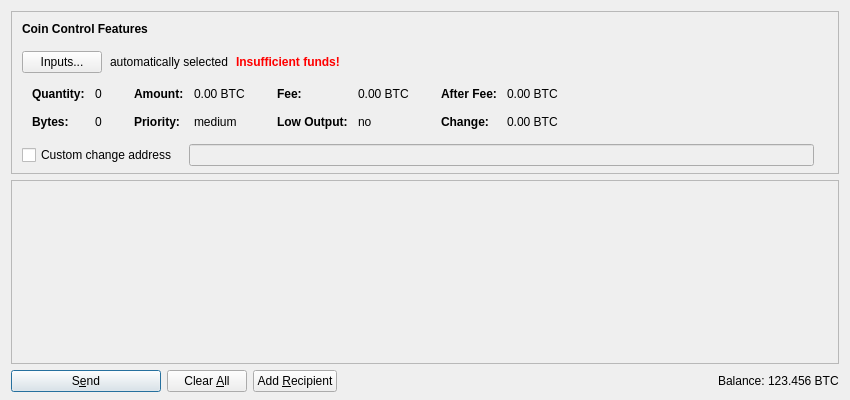
Old version of the form src/qt/forms/sendcoinsdialog.ui in the repository chadinu/coinasta.
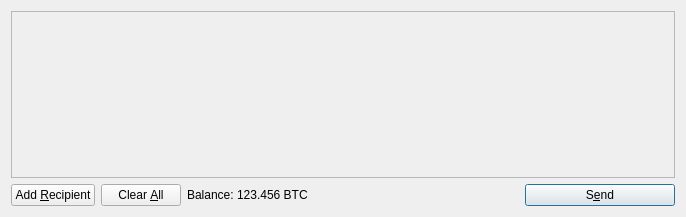
New version of the form. Icons and pictures are not drawn. Custom widgets are drawn as their Qt base class.

```diff
--- a/src/qt/forms/sendcoinsdialog.ui
+++ b/src/qt/forms/sendcoinsdialog.ui
@@ -6,603 +6,14 @@
    <rect>
     <x>0</x>
     <y>0</y>
-    <width>850</width>
-    <height>400</height>
+    <width>686</width>
+    <height>217</height>
    </rect>
   </property>
   <property name="windowTitle">
    <string>Send Coins</string>
   </property>
-  <layout class="QVBoxLayout" name="verticalLayout" stretch="0,1,0">
-   <property name="bottomMargin">
-    <number>8</number>
-   </property>
-   <item>
-    <widget class="QFrame" name="frameCoinControl">
-     <property name="sizePolicy">
-      <sizepolicy hsizetype="Expanding" vsizetype="Expanding">
-       <horstretch>0</horstretch>
-       <verstretch>0</verstretch>
-      </sizepolicy>
-     </property>
-     <property name="maximumSize">
-      <size>
-       <width>16777215</width>
-       <height>16777215</height>
-      </size>
-     </property>
-     <property name="frameShape">
-      <enum>QFrame::StyledPanel</enum>
-     </property>
-     <property name="frameShadow">
-      <enum>QFrame::Sunken</enum>
-     </property>
-     <layout class="QVBoxLayout" name="verticalLayoutCoinControl2">
-      <property name="spacing">
-       <number>0</number>
-      </property>
-      <property name="leftMargin">
-       <number>0</number>
-      </property>
-      <property name="topMargin">
-       <number>0</number>
-      </property>
-      <property name="rightMargin">
-       <number>0</number>
-      </property>
-      <property name="bottomMargin">
-       <number>6</number>
-      </property>
-      <item>
-       <layout class="QVBoxLayout" name="verticalLayoutCoinControl" stretch="0,0,0,0,1">
-        <property name="spacing">
-         <number>0</number>
-        </property>
-        <property name="leftMargin">
-         <number>10</number>
-        </property>
-        <property name="topMargin">
-         <number>10</number>
-        </property>
-        <item>
-         <layout class="QHBoxLayout" name="horizontalLayoutCoinControl1">
-          <property name="bottomMargin">
-           <number>15</number>
-          </property>
-          <item>
-           <widget class="QLabel" name="labelCoinControlFeatures">
-            <property name="sizePolicy">
-             <sizepolicy hsizetype="Preferred" vsizetype="Maximum">
-              <horstretch>0</horstretch>
-              <verstretch>0</verstretch>
-             </sizepolicy>
-            </property>
-            <property name="font">
-             <font>
-              <weight>75</weight>
-              <bold>true</bold>
-             </font>
-            </property>
-            <property name="styleSheet">
-             <string notr="true">font-weight:bold;</string>
-            </property>
-            <property name="text">
-             <string>Coin Control Features</string>
-            </property>
-           </widget>
-          </item>
-         </layout>
-        </item>
-        <item>
-         <layout class="QHBoxLayout" name="horizontalLayoutCoinControl2" stretch="0,0,0,0">
-          <property name="spacing">
-           <number>8</number>
-          </property>
-          <property name="bottomMargin">
-           <number>10</number>
-          </property>
-          <item>
-           <widget class="QPushButton" name="pushButtonCoinControl">
-            <property name="styleSheet">
-             <string notr="true"/>
-            </property>
-            <property name="text">
-             <string>Inputs...</string>
-            </property>
-           </widget>
-          </item>
-          <item>
-           <widget class="QLabel" name="labelCoinControlAutomaticallySelected">
-            <property name="text">
-             <string>automatically selected</string>
-            </property>
-            <property name="margin">
-             <number>5</number>
-            </property>
-           </widget>
-          </item>
-          <item>
-           <widget class="QLabel" name="labelCoinControlInsuffFunds">
-            <property name="font">
-             <font>
-              <weight>75</weight>
-              <bold>true</bold>
-             </font>
-            </property>
-            <property name="styleSheet">
-             <string notr="true">color:red;font-weight:bold;</string>
-            </property>
-            <property name="text">
-             <string>Insufficient funds!</string>
-            </property>
-            <property name="margin">
-             <number>5</number>
-            </property>
-           </widget>
-          </item>
-          <item>
-           <spacer name="horizontalSpacerCoinControl">
-            <property name="orientation">
-             <enum>Qt::Horizontal</enum>
-            </property>
-            <property name="sizeHint" stdset="0">
-             <size>
-              <width>40</width>
-              <height>1</height>
-             </size>
-            </property>
-           </spacer>
-          </item>
-         </layout>
-        </item>
-        <item>
-         <widget class="QWidget" name="widgetCoinControl" native="true">
-          <property name="sizePolicy">
-           <sizepolicy hsizetype="Preferred" vsizetype="Preferred">
-            <horstretch>0</horstretch>
-            <verstretch>0</verstretch>
-           </sizepolicy>
-          </property>
-          <property name="minimumSize">
-           <size>
-            <width>0</width>
-            <height>0</height>
-           </size>
-          </property>
-          <property name="styleSheet">
-           <string notr="true"/>
-          </property>
-          <layout class="QHBoxLayout" name="horizontalLayoutCoinControl5">
-           <property name="leftMargin">
-            <number>0</number>
-           </property>
-           <property name="topMargin">
-            <number>0</number>
-           </property>
-           <property name="rightMargin">
-            <number>0</number>
-           </property>
-           <property name="bottomMargin">
-            <number>0</number>
-           </property>
-           <item>
-            <layout class="QHBoxLayout" name="horizontalLayoutCoinControl3" stretch="0,0,0,1">
-             <property name="spacing">
-              <number>20</number>
-             </property>
-             <property name="topMargin">
-              <number>0</number>
-             </property>
-             <property name="bottomMargin">
-              <number>10</number>
-             </property>
-             <item>
-              <layout class="QFormLayout" name="formLayoutCoinControl1">
-               <property name="horizontalSpacing">
-                <number>10</number>
-               </property>
-               <property name="verticalSpacing">
-                <number>14</number>
-               </property>
-               <property name="leftMargin">
-                <number>10</number>
-               </property>
-               <property name="topMargin">
-                <number>4</number>
-               </property>
-               <property name="rightMargin">
-                <number>6</number>
-               </property>
-               <item row="0" column="0">
-                <widget class="QLabel" name="labelCoinControlQuantityText">
-                 <property name="font">
-                  <font>
-                   <weight>75</weight>
-                   <bold>true</bold>
-                  </font>
-                 </property>
-                 <property name="text">
-                  <string>Quantity:</string>
-                 </property>
-                 <property name="margin">
-                  <number>0</number>
-                 </property>
-                </widget>
-               </item>
-               <item row="0" column="1">
-                <widget class="QLabel" name="labelCoinControlQuantity">
-                 <property name="cursor">
-                  <cursorShape>IBeamCursor</cursorShape>
-                 </property>
-                 <property name="contextMenuPolicy">
-                  <enum>Qt::ActionsContextMenu</enum>
-                 </property>
-                 <property name="text">
-                  <string notr="true">0</string>
-                 </property>
-                 <property name="margin">
-                  <number>0</number>
-                 </property>
-                 <property name="textInteractionFlags">
-                  <set>Qt::LinksAccessibleByMouse|Qt::TextSelectableByKeyboard|Qt::TextSelectableByMouse</set>
-                 </property>
-                </widget>
-               </item>
-               <item row="1" column="0">
-                <widget class="QLabel" name="labelCoinControlBytesText">
-                 <property name="font">
-                  <font>
-                   <weight>75</weight>
-                   <bold>true</bold>
-                  </font>
-                 </property>
-                 <property name="text">
-                  <string>Bytes:</string>
-                 </property>
-                </widget>
-               </item>
-               <item row="1" column="1">
-                <widget class="QLabel" name="labelCoinControlBytes">
-                 <property name="cursor">
-                  <cursorShape>IBeamCursor</cursorShape>
-                 </property>
-                 <property name="contextMenuPolicy">
-                  <enum>Qt::ActionsContextMenu</enum>
-                 </property>
-                 <property name="text">
-                  <string notr="true">0</string>
-                 </property>
-                 <property name="textInteractionFlags">
-                  <set>Qt::LinksAccessibleByMouse|Qt::TextSelectableByKeyboard|Qt::TextSelectableByMouse</set>
-                 </property>
-                </widget>
-               </item>
-              </layout>
-             </item>
-             <item>
-              <layout class="QFormLayout" name="formLayoutCoinControl2">
-               <property name="horizontalSpacing">
-                <number>10</number>
-               </property>
-               <property name="verticalSpacing">
-                <number>14</number>
-               </property>
-               <property name="leftMargin">
-                <number>6</number>
-               </property>
-               <property name="topMargin">
-                <number>4</number>
-               </property>
-               <property name="rightMargin">
-                <number>6</number>
-               </property>
-               <item row="0" column="0">
-                <widget class="QLabel" name="labelCoinControlAmountText">
-                 <property name="font">
-                  <font>
-                   <weight>75</weight>
-                   <bold>true</bold>
-                  </font>
-                 </property>
-                 <property name="text">
-                  <string>Amount:</string>
-                 </property>
-                 <property name="margin">
-                  <number>0</number>
-                 </property>
-                </widget>
-               </item>
-               <item row="0" column="1">
-                <widget class="QLabel" name="labelCoinControlAmount">
-                 <property name="cursor">
-                  <cursorShape>IBeamCursor</cursorShape>
-                 </property>
-                 <property name="contextMenuPolicy">
-                  <enum>Qt::ActionsContextMenu</enum>
-                 </property>
-                 <property name="text">
-                  <string notr="true">0.00 BTC</string>
-                 </property>
-                 <property name="textInteractionFlags">
-                  <set>Qt::LinksAccessibleByMouse|Qt::TextSelectableByKeyboard|Qt::TextSelectableByMouse</set>
-                 </property>
-                </widget>
-               </item>
-               <item row="1" column="0">
-                <widget class="QLabel" name="labelCoinControlPriorityText">
-                 <property name="font">
-                  <font>
-                   <weight>75</weight>
-                   <bold>true</bold>
-                  </font>
-                 </property>
-                 <property name="text">
-                  <string>Priority:</string>
-                 </property>
-                </widget>
-               </item>
-               <item row="1" column="1">
-                <widget class="QLabel" name="labelCoinControlPriority">
-                 <property name="cursor">
-                  <cursorShape>IBeamCursor</cursorShape>
-                 </property>
-                 <property name="contextMenuPolicy">
-                  <enum>Qt::ActionsContextMenu</enum>
-                 </property>
-                 <property name="text">
-                  <string notr="true">medium</string>
-                 </property>
-                 <property name="textInteractionFlags">
-                  <set>Qt::LinksAccessibleByMouse|Qt::TextSelectableByKeyboard|Qt::TextSelectableByMouse</set>
-                 </property>
-                </widget>
-               </item>
-              </layout>
-             </item>
-             <item>
-              <layout class="QFormLayout" name="formLayoutCoinControl3">
-               <property name="horizontalSpacing">
-                <number>10</number>
-               </property>
-               <property name="verticalSpacing">
-                <number>14</number>
-               </property>
-               <property name="leftMargin">
-                <number>6</number>
-               </property>
-               <property name="topMargin">
-                <number>4</number>
-               </property>
-               <property name="rightMargin">
-                <number>6</number>
-               </property>
-               <item row="0" column="0">
-                <widget class="QLabel" name="labelCoinControlFeeText">
-                 <property name="font">
-                  <font>
-                   <weight>75</weight>
-                   <bold>true</bold>
-                  </font>
-                 </property>
-                 <property name="text">
-                  <string>Fee:</string>
-                 </property>
-                 <property name="margin">
-                  <number>0</number>
-                 </property>
-                </widget>
-               </item>
-               <item row="0" column="1">
-                <widget class="QLabel" name="labelCoinControlFee">
-                 <property name="cursor">
-                  <cursorShape>IBeamCursor</cursorShape>
-                 </property>
-                 <property name="contextMenuPolicy">
-                  <enum>Qt::ActionsContextMenu</enum>
-                 </property>
-                 <property name="text">
-                  <string notr="true">0.00 BTC</string>
-                 </property>
-                 <property name="textInteractionFlags">
-                  <set>Qt::LinksAccessibleByMouse|Qt::TextSelectableByKeyboard|Qt::TextSelectableByMouse</set>
-                 </property>
-                </widget>
-               </item>
-               <item row="1" column="0">
-                <widget class="QLabel" name="labelCoinControlLowOutputText">
-                 <property name="font">
-                  <font>
-                   <weight>75</weight>
-                   <bold>true</bold>
-                  </font>
-                 </property>
-                 <property name="text">
-                  <string>Low Output:</string>
-                 </property>
-                </widget>
-               </item>
-               <item row="1" column="1">
-                <widget class="QLabel" name="labelCoinControlLowOutput">
-                 <property name="cursor">
-                  <cursorShape>IBeamCursor</cursorShape>
-                 </property>
-                 <property name="contextMenuPolicy">
-                  <enum>Qt::ActionsContextMenu</enum>
-                 </property>
-                 <property name="text">
-                  <string notr="true">no</string>
-                 </property>
-                 <property name="textInteractionFlags">
-                  <set>Qt::LinksAccessibleByMouse|Qt::TextSelectableByKeyboard|Qt::TextSelectableByMouse</set>
-                 </property>
-                </widget>
-               </item>
-              </layout>
-             </item>
-             <item>
-              <layout class="QFormLayout" name="formLayoutCoinControl4">
-               <property name="horizontalSpacing">
-                <number>10</number>
-               </property>
-               <property name="verticalSpacing">
-                <number>14</number>
-               </property>
-               <property name="leftMargin">
-                <number>6</number>
-               </property>
-               <property name="topMargin">
-                <number>4</number>
-               </property>
-               <property name="rightMargin">
-                <number>6</number>
-               </property>
-               <item row="0" column="0">
-                <widget class="QLabel" name="labelCoinControlAfterFeeText">
-                 <property name="font">
-                  <font>
-                   <weight>75</weight>
-                   <bold>true</bold>
-                  </font>
-                 </property>
-                 <property name="text">
-                  <string>After Fee:</string>
-                 </property>
-                 <property name="margin">
-                  <number>0</number>
-                 </property>
-                </widget>
-               </item>
-               <item row="0" column="1">
-                <widget class="QLabel" name="labelCoinControlAfterFee">
-                 <property name="cursor">
-                  <cursorShape>IBeamCursor</cursorShape>
-                 </property>
-                 <property name="contextMenuPolicy">
-                  <enum>Qt::ActionsContextMenu</enum>
-                 </property>
-                 <property name="text">
-                  <string notr="true">0.00 BTC</string>
-                 </property>
-                 <property name="textInteractionFlags">
-                  <set>Qt::LinksAccessibleByMouse|Qt::TextSelectableByKeyboard|Qt::TextSelectableByMouse</set>
-                 </property>
-                </widget>
-               </item>
-               <item row="1" column="0">
-                <widget class="QLabel" name="labelCoinControlChangeText">
-                 <property name="font">
-                  <font>
-                   <weight>75</weight>
-                   <bold>true</bold>
-                  </font>
-                 </property>
-                 <property name="text">
-                  <string>Change:</string>
-                 </property>
-                </widget>
-               </item>
-               <item row="1" column="1">
-                <widget class="QLabel" name="labelCoinControlChange">
-                 <property name="cursor">
-                  <cursorShape>IBeamCursor</cursorShape>
-                 </property>
-                 <property name="contextMenuPolicy">
-                  <enum>Qt::ActionsContextMenu</enum>
-                 </property>
-                 <property name="text">
-                  <string notr="true">0.00 BTC</string>
-                 </property>
-                 <property name="textInteractionFlags">
-                  <set>Qt::LinksAccessibleByMouse|Qt::TextSelectableByKeyboard|Qt::TextSelectableByMouse</set>
-                 </property>
-                </widget>
-               </item>
-              </layout>
-             </item>
-            </layout>
-           </item>
-          </layout>
-         </widget>
-        </item>
-        <item>
-         <layout class="QHBoxLayout" name="horizontalLayoutCoinControl4" stretch="0,0,0">
-          <property name="spacing">
-           <number>12</number>
-          </property>
-          <property name="sizeConstraint">
-           <enum>QLayout::SetDefaultConstraint</enum>
-          </property>
-          <property name="topMargin">
-           <number>5</number>
-          </property>
-          <property name="rightMargin">
-           <number>5</number>
-          </property>
-          <item>
-           <widget class="QCheckBox" name="checkBoxCoinControlChange">
-            <property name="toolTip">
-             <string>If this is activated, but the change address is empty or invalid, change will be sent to a newly generated address.</string>
-            </property>
-            <property name="text">
-             <string>Custom change address</string>
-            </property>
-           </widget>
-          </item>
-          <item>
-           <widget class="QValidatedLineEdit" name="lineEditCoinControlChange">
-            <property name="enabled">
-             <bool>false</bool>
-            </property>
-            <property name="sizePolicy">
-             <sizepolicy hsizetype="Expanding" vsizetype="Fixed">
-              <horstretch>0</horstretch>
-              <verstretch>0</verstretch>
-             </sizepolicy>
-            </property>
-           </widget>
-          </item>
-          <item>
-           <widget class="QLabel" name="labelCoinControlChangeLabel">
-            <property name="sizePolicy">
-             <sizepolicy hsizetype="Preferred" vsizetype="Expanding">
-              <horstretch>0</horstretch>
-              <verstretch>0</verstretch>
-             </sizepolicy>
-            </property>
-            <property name="minimumSize">
-             <size>
-              <width>0</width>
-              <height>0</height>
-             </size>
-            </property>
-            <property name="text">
-             <string/>
-            </property>
-            <property name="margin">
-             <number>3</number>
-            </property>
-           </widget>
-          </item>
-         </layout>
-        </item>
-        <item>
-         <spacer name="verticalSpacerCoinControl">
-          <property name="orientation">
-           <enum>Qt::Vertical</enum>
-          </property>
-          <property name="sizeHint" stdset="0">
-           <size>
-            <width>800</width>
-            <height>1</height>
-           </size>
-          </property>
-         </spacer>
-        </item>
-       </layout>
-      </item>
-     </layout>
-    </widget>
-   </item>
+  <layout class="QVBoxLayout" name="verticalLayout">
    <item>
     <widget class="QScrollArea" name="scrollArea">
      <property name="widgetResizable">
@@ -613,21 +24,12 @@
        <rect>
         <x>0</x>
         <y>0</y>
-        <width>830</width>
-        <height>178</height>
+        <width>666</width>
+        <height>165</height>
        </rect>
       </property>
-      <layout class="QVBoxLayout" name="verticalLayout_2" stretch="0,1">
-       <property name="leftMargin">
-        <number>0</number>
-       </property>
-       <property name="topMargin">
-        <number>0</number>
-       </property>
-       <property name="rightMargin">
-        <number>0</number>
-       </property>
-       <property name="bottomMargin">
+      <layout class="QVBoxLayout" name="verticalLayout_2">
+       <property name="margin">
         <number>0</number>
        </property>
        <item>
@@ -657,25 +59,19 @@
    <item>
     <layout class="QHBoxLayout" name="horizontalLayout">
      <item>
-      <widget class="QPushButton" name="sendButton">
-       <property name="minimumSize">
-        <size>
-         <width>150</width>
-         <height>0</height>
-        </size>
-       </property>
+      <widget class="QPushButton" name="addButton">
        <property name="toolTip">
         <string>Confirm the send action</string>
        </property>
        <property name="text">
-        <string>S&amp;end</string>
+        <string>Add &amp;Recipient</string>
        </property>
        <property name="icon">
         <iconset resource="../bitcoin.qrc">
          <normaloff>:/icons/send</normaloff>:/icons/send</iconset>
        </property>
-       <property name="default">
-        <bool>true</bool>
+       <property name="autoDefault">
+        <bool>false</bool>
        </property>
       </widget>
      </item>
@@ -705,36 +101,6 @@
        </property>
       </widget>
      </item>
-     <item>
-      <widget class="QPushButton" name="addButton">
-       <property name="toolTip">
-        <string>Send to multiple recipients at once</string>
-       </property>
-       <property name="text">
-        <string>Add &amp;Recipient</string>
-       </property>
-       <property name="icon">
-        <iconset resource="../bitcoin.qrc">
-         <normaloff>:/icons/add</normaloff>:/icons/add</iconset>
-       </property>
-       <property name="autoDefault">
-        <bool>false</bool>
-       </property>
-      </widget>
-     </item>
-     <item>
-      <spacer name="horizontalSpacer">
-       <property name="orientation">
-        <enum>Qt::Horizontal</enum>
-       </property>
-       <property name="sizeHint" stdset="0">
-        <size>
-         <width>40</width>
-         <height>20</height>
-        </size>
-       </property>
-      </spacer>
-     </item>
      <item>
       <layout class="QHBoxLayout" name="horizontalLayout_2">
        <property name="spacing">
@@ -742,12 +108,6 @@
        </property>
        <item>
         <widget class="QLabel" name="label">
-         <property name="sizePolicy">
-          <sizepolicy hsizetype="Preferred" vsizetype="Fixed">
-           <horstretch>0</horstretch>
-           <verstretch>0</verstretch>
-          </sizepolicy>
-         </property>
          <property name="text">
           <string>Balance:</string>
          </property>
@@ -755,12 +115,6 @@
        </item>
        <item>
         <widget class="QLabel" name="labelBalance">
-         <property name="sizePolicy">
-          <sizepolicy hsizetype="Preferred" vsizetype="Fixed">
-           <horstretch>0</horstretch>
-           <verstretch>0</verstretch>
-          </sizepolicy>
-         </property>
          <property name="cursor">
           <cursorShape>IBeamCursor</cursorShape>
          </property>
@@ -774,17 +128,46 @@
        </item>
       </layout>
      </item>
+     <item>
+      <spacer name="horizontalSpacer">
+       <property name="orientation">
+        <enum>Qt::Horizontal</enum>
+       </property>
+       <property name="sizeHint" stdset="0">
+        <size>
+         <width>40</width>
+         <height>20</height>
+        </size>
+       </property>
+      </spacer>
+     </item>
+     <item>
+      <widget class="QPushButton" name="sendButton">
+       <property name="minimumSize">
+        <size>
+         <width>150</width>
+         <height>0</height>
+        </size>
+       </property>
+       <property name="toolTip">
+        <string>Confirm the send action</string>
+       </property>
+       <property name="text">
+        <string>S&amp;end</string>
+       </property>
+       <property name="icon">
+        <iconset resource="../bitcoin.qrc">
+         <normaloff>:/icons/send</normaloff>:/icons/send</iconset>
+       </property>
+       <property name="default">
+        <bool>true</bool>
+       </property>
+      </widget>
+     </item>
     </layout>
    </item>
   </layout>
  </widget>
- <customwidgets>
-  <customwidget>
-   <class>QValidatedLineEdit</class>
-   <extends>QLineEdit</extends>
-   <header>qvalidatedlineedit.h</header>
-  </customwidget>
- </customwidgets>
  <resources>
   <include location="../bitcoin.qrc"/>
  </resources>
```
Left out of the diff: 8 changed lines with no effect on the pictures.
